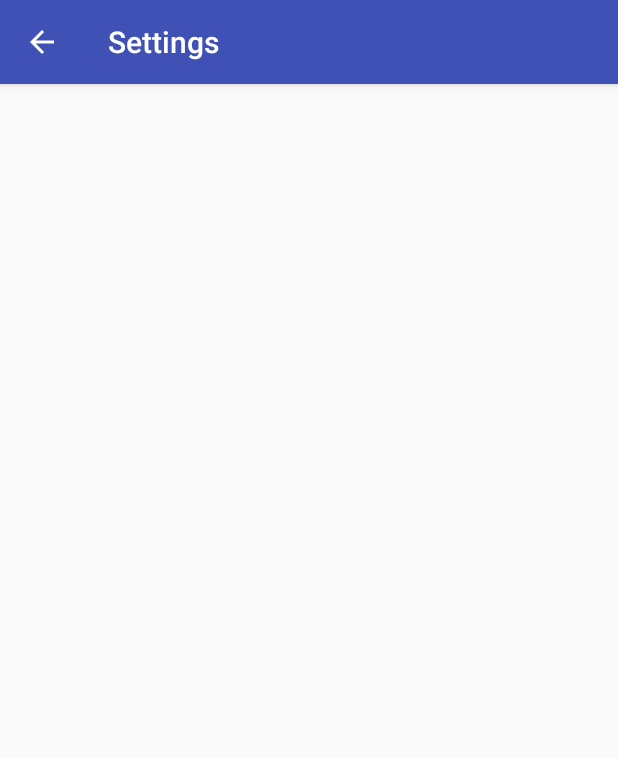
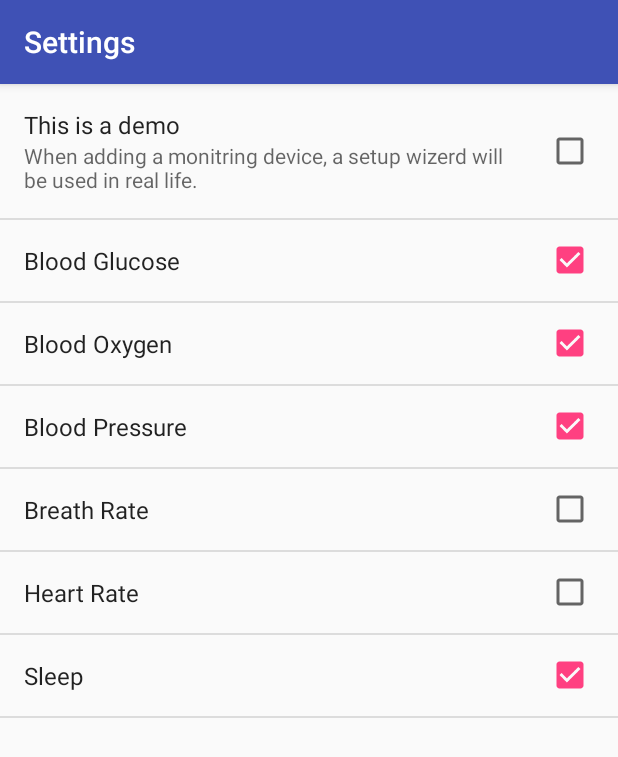
Before and after one commit to SuitGuy/Health_Application, an Android app: the screen it shows after launch (SettingsActivity), after a tap on "Add", on a phone screen of 412 x 824 dp. Shown: the top 757 px of the screen. Run offline under Robolectric (Android 15) with nearby library versions, the phone set to English and light mode, and no system bars.

Commit message:
Remove the floating add button in the mainActivity because it will block some text  Make add button actually work Make setting button work

```diff
--- a/app/src/main/java/com/software/team5/health_application/BloodGlucoseActivity.java
+++ b/app/src/main/java/com/software/team5/health_application/BloodGlucoseActivity.java
@@ -20,7 +20,7 @@ public class BloodGlucoseActivity extends AppCompatActivity {
         fab.setOnClickListener(new View.OnClickListener() {
             @Override
             public void onClick(View view) {
-                Snackbar.make(view, "Replace with your own action", Snackbar.LENGTH_LONG)
+                Snackbar.make(view, "This is used for sending message to health care professionals.", Snackbar.LENGTH_LONG)
                         .setAction("Action", null).show();
             }
         });
--- a/app/src/main/java/com/software/team5/health_application/BloodOxygenActivity.java
+++ b/app/src/main/java/com/software/team5/health_application/BloodOxygenActivity.java
@@ -20,7 +20,7 @@ public class BloodOxygenActivity extends AppCompatActivity {
         fab.setOnClickListener(new View.OnClickListener() {
             @Override
             public void onClick(View view) {
-                Snackbar.make(view, "Replace with your own action", Snackbar.LENGTH_LONG)
+                Snackbar.make(view, "This is used for sending message to health care professionals.", Snackbar.LENGTH_LONG)
                         .setAction("Action", null).show();
             }
         });
--- a/app/src/main/java/com/software/team5/health_application/BloodPressureActivity.java
+++ b/app/src/main/java/com/software/team5/health_application/BloodPressureActivity.java
@@ -31,7 +31,7 @@ public class BloodPressureActivity extends AppCompatActivity {
         fab.setOnClickListener(new View.OnClickListener() {
             @Override
             public void onClick(View view) {
-                Snackbar.make(view, "Replace with your own action", Snackbar.LENGTH_LONG)
+                Snackbar.make(view, "This is used for sending message to health care professionals.", Snackbar.LENGTH_LONG)
                         .setAction("Action", null).show();
             }
         });
--- a/app/src/main/java/com/software/team5/health_application/BreathRateActivity.java
+++ b/app/src/main/java/com/software/team5/health_application/BreathRateActivity.java
@@ -20,7 +20,7 @@ public class BreathRateActivity extends AppCompatActivity {
         fab.setOnClickListener(new View.OnClickListener() {
             @Override
             public void onClick(View view) {
-                Snackbar.make(view, "Replace with your own action", Snackbar.LENGTH_LONG)
+                Snackbar.make(view, "This is used for sending message to health care professionals.", Snackbar.LENGTH_LONG)
                         .setAction("Action", null).show();
             }
         });
--- a/app/src/main/java/com/software/team5/health_application/HeartRateActivity.java
+++ b/app/src/main/java/com/software/team5/health_application/HeartRateActivity.java
@@ -31,7 +31,7 @@ public class HeartRateActivity extends AppCompatActivity {
         fab.setOnClickListener(new View.OnClickListener() {
             @Override
             public void onClick(View view) {
-                Snackbar.make(view, "Replace with your own action", Snackbar.LENGTH_LONG)
+                Snackbar.make(view, "This is used for sending message to health care professionals.", Snackbar.LENGTH_LONG)
                         .setAction("Action", null).show();
             }
         });
--- a/app/src/main/java/com/software/team5/health_application/MainActivity.java
+++ b/app/src/main/java/com/software/team5/health_application/MainActivity.java
@@ -9,6 +9,8 @@ import android.content.Intent;
 import android.content.SharedPreferences;
 import android.os.AsyncTask;
 import android.os.Bundle;
+import android.preference.PreferenceActivity;
+import android.preference.PreferenceManager;
 import android.support.design.widget.FloatingActionButton;
 import android.support.design.widget.Snackbar;
 import android.view.View;
@@ -78,6 +80,7 @@ public class MainActivity extends AppCompatActivity
         dataAdapter.add(new MainListViewProvider(
                 R.mipmap.ic_plus,getString(R.string.str_btn_add),""));
     }
+
     @Override
     protected void onCreate(Bundle savedInstanceState) {
         super.onCreate(savedInstanceState);
@@ -86,14 +89,14 @@ public class MainActivity extends AppCompatActivity
         Toolbar toolbar = (Toolbar) findViewById(R.id.toolbar);
         setSupportActionBar(toolbar);
 
-        FloatingActionButton fab = (FloatingActionButton) findViewById(R.id.fab);
-        fab.setOnClickListener(new View.OnClickListener() {
-            @Override
-            public void onClick(View view) {
-                Snackbar.make(view, "Replace with your own action", Snackbar.LENGTH_LONG)
-                        .setAction("Action", null).show();
-            }
-        });
+//        FloatingActionButton fab = (FloatingActionButton) findViewById(R.id.fab);
+//        fab.setOnClickListener(new View.OnClickListener() {
+//            @Override
+//            public void onClick(View view) {
+//                Snackbar.make(view, "Replace with your own action", Snackbar.LENGTH_LONG)
+//                        .setAction("Action", null).show();
+//            }
+//        });
 
         DrawerLayout drawer = (DrawerLayout) findViewById(R.id.drawer_layout);
         ActionBarDrawerToggle toggle = new ActionBarDrawerToggle(
@@ -127,14 +130,19 @@ public class MainActivity extends AppCompatActivity
                     startActivity(new Intent(MainActivity.this, HeartRateActivity.class));
                 else if (textViewString.equals(getString(R.string.str_btn_sleep)))
                     startActivity(new Intent(MainActivity.this, SleepActivity.class));
-                else if(textViewString.equals(getString(R.string.str_btn_add)))
-                    startActivity(new Intent(MainActivity.this, SettingsActivity.class));
+                else if(textViewString.equals(getString(R.string.str_btn_add))) {
+                    Intent intent = new Intent(MainActivity.this,SettingsActivity.class);
+                    intent.putExtra(PreferenceActivity.EXTRA_SHOW_FRAGMENT, SettingsActivity.GeneralPreferenceFragment.class.getName());
+                    intent.putExtra(PreferenceActivity.EXTRA_NO_HEADERS, true);
+                    startActivity(intent);
+                }
                 else
                     Toast.makeText(MainActivity.this, "Activity incorrect!", Toast.LENGTH_SHORT).show();
             }
         });
 
-        sharedPreferences = getSharedPreferences("MyPreferences", Context.MODE_PRIVATE);
+        sharedPreferences = PreferenceManager.getDefaultSharedPreferences(this);
+        //getSharedPreferences("MyPreferences", Context.MODE_PRIVATE);
 
         // Set default preference only once
         if(!sharedPreferences.getBoolean("firstTime",false)){
@@ -157,7 +165,12 @@ public class MainActivity extends AppCompatActivity
         //Load Items
         loadListItems(dataAdapter,sharedPreferences);
     }
-
+    @Override
+    protected void onResume(){
+        super.onResume();
+        dataAdapter.clear();
+        loadListItems(dataAdapter,sharedPreferences);
+    }
     @Override
     public void onBackPressed() {
         DrawerLayout drawer = (DrawerLayout) findViewById(R.id.drawer_layout);
@@ -184,6 +197,7 @@ public class MainActivity extends AppCompatActivity
 
         //noinspection SimplifiableIfStatement
         if (id == R.id.action_settings) {
+            startActivity(new Intent(MainActivity.this, SettingsActivity.class));
             return true;
         }
 
--- a/app/src/main/java/com/software/team5/health_application/SettingsActivity.java
+++ b/app/src/main/java/com/software/team5/health_application/SettingsActivity.java
@@ -129,7 +129,7 @@ public class SettingsActivity extends AppCompatPreferenceActivity {
         ActionBar actionBar = getSupportActionBar();
         if (actionBar != null) {
             // Show the Up button in the action bar.
-            actionBar.setDisplayHomeAsUpEnabled(true);
+            //actionBar.setDisplayHomeAsUpEnabled(true);
         }
     }
 
@@ -177,8 +177,8 @@ public class SettingsActivity extends AppCompatPreferenceActivity {
             // to their values. When their values change, their summaries are
             // updated to reflect the new value, per the Android Design
             // guidelines.
-            bindPreferenceSummaryToValue(findPreference("example_text"));
-            bindPreferenceSummaryToValue(findPreference("example_list"));
+            //bindPreferenceSummaryToValue(findPreference("example_text"));
+            //bindPreferenceSummaryToValue(findPreference("example_list"));
         }
 
         @Override
--- a/app/src/main/java/com/software/team5/health_application/SleepActivity.java
+++ b/app/src/main/java/com/software/team5/health_application/SleepActivity.java
@@ -20,7 +20,7 @@ public class SleepActivity extends AppCompatActivity {
         fab.setOnClickListener(new View.OnClickListener() {
             @Override
             public void onClick(View view) {
-                Snackbar.make(view, "Replace with your own action", Snackbar.LENGTH_LONG)
+                Snackbar.make(view, "This is used for sending message to health care professionals.", Snackbar.LENGTH_LONG)
                         .setAction("Action", null).show();
             }
         });
--- a/app/src/main/res/layout/app_bar_main.xml
+++ b/app/src/main/res/layout/app_bar_main.xml
@@ -17,10 +17,10 @@
 
     <include layout="@layout/content_main" />
 
-    <android.support.design.widget.FloatingActionButton android:id="@+id/fab"
-        android:layout_width="wrap_content" android:layout_height="wrap_content"
-        android:layout_gravity="bottom|end" android:layout_margin="@dimen/fab_margin"
-        android:src="@android:drawable/ic_input_add"
-        />
+    <!--<android.support.design.widget.FloatingActionButton android:id="@+id/fab"-->
+        <!--android:layout_width="wrap_content" android:layout_height="wrap_content"-->
+        <!--android:layout_gravity="bottom|end" android:layout_margin="@dimen/fab_margin"-->
+        <!--android:src="@android:drawable/ic_input_add"-->
+        <!--/>-->
 
 </android.support.design.widget.CoordinatorLayout>
--- a/app/src/main/res/values/strings.xml
+++ b/app/src/main/res/values/strings.xml
@@ -6,7 +6,7 @@
 
     <string name="action_settings">Settings</string>
     <string name="str_btn_heartrate">Heart Rate</string>
-    <string name="str_btn_bloodpressure">BP</string>
+    <string name="str_btn_bloodpressure">Blood Pressure</string>
     <string name="str_btn_glucose">Blood Glucose</string>
     <string name="str_btn_oxygen">Blood Oxygen</string>
     <string name="str_btn_breath_rate">Breath Rate</string>
--- a/app/src/main/res/xml/pref_general.xml
+++ b/app/src/main/res/xml/pref_general.xml
@@ -1,33 +1,34 @@
 <PreferenceScreen xmlns:android="http://schemas.android.com/apk/res/android">
 
-    <SwitchPreference
-        android:defaultValue="true"
-        android:key="example_switch"
-        android:summary="@string/pref_description_social_recommendations"
-        android:title="@string/pref_title_social_recommendations" />
+    <CheckBoxPreference
+        android:key="description"
+        android:title="This is a demo"
+        android:summary="When adding a monitring device, a setup wizerd will be used in real life."
+        />
+    <CheckBoxPreference
+        android:key="@string/str_btn_glucose"
+        android:title="@string/str_btn_glucose"
+        android:defaultValue="false"/>
+    <CheckBoxPreference
+        android:key="@string/str_btn_oxygen"
+        android:title="@string/str_btn_oxygen"
+        android:defaultValue="false"/>
+    <CheckBoxPreference
+        android:key="@string/str_btn_bloodpressure"
+        android:title="@string/str_btn_bloodpressure"
+        android:defaultValue="false"/>
+    <CheckBoxPreference
+        android:key="@string/str_btn_breath_rate"
+        android:title="@string/str_btn_breath_rate"
+        android:defaultValue="false"/>
+    <CheckBoxPreference
+        android:key="@string/str_btn_heartrate"
+        android:title="@string/str_btn_heartrate"
+        android:defaultValue="false"/>
+    <CheckBoxPreference
+        android:key="@string/str_btn_sleep"
+        android:title="@string/str_btn_sleep"
+        android:defaultValue="false"/>
 
-    <!-- NOTE: EditTextPreference accepts EditText attributes. -->
-    <!-- NOTE: EditTextPreference's summary should be set to its value by the activity code. -->
-    <EditTextPreference
-        android:capitalize="words"
-        android:defaultValue="@string/pref_default_display_name"
-        android:inputType="textCapWords"
-        android:key="example_text"
-        android:maxLines="1"
-        android:selectAllOnFocus="true"
-        android:singleLine="true"
-        android:title="@string/pref_title_display_name" />
-
-    <!-- NOTE: Hide buttons to simplify the UI. Users can touch outside the dialog to
-         dismiss it. -->
-    <!-- NOTE: ListPreference's summary should be set to its value by the activity code. -->
-    <ListPreference
-        android:defaultValue="-1"
-        android:entries="@array/pref_example_list_titles"
-        android:entryValues="@array/pref_example_list_values"
-        android:key="example_list"
-        android:negativeButtonText="@null"
-        android:positiveButtonText="@null"
-        android:title="@string/pref_title_add_friends_to_messages" />
 
 </PreferenceScreen>
--- a/app/src/main/res/xml/pref_headers.xml
+++ b/app/src/main/res/xml/pref_headers.xml
@@ -1,55 +1,21 @@
 
-<PreferenceScreen xmlns:android="http://schemas.android.com/apk/res/android">
+<preference-headers xmlns:android="http://schemas.android.com/apk/res/android">
 
-    <SwitchPreference
-        android:defaultValue="true"
-        android:key="example_switch"
-        android:summary="@string/pref_description_social_recommendations"
-        android:title="@string/pref_title_social_recommendations" />
+    <!-- These settings headers are only used on tablets. -->
 
-    <!-- NOTE: EditTextPreference accepts EditText attributes. -->
-    <!-- NOTE: EditTextPreference's summary should be set to its value by the activity code. -->
-    <EditTextPreference
-        android:capitalize="words"
-        android:defaultValue="@string/pref_default_display_name"
-        android:inputType="textCapWords"
-        android:key="example_text"
-        android:maxLines="1"
-        android:selectAllOnFocus="true"
-        android:singleLine="true"
-        android:title="@string/pref_title_display_name" />
+    <header
+        android:fragment="com.software.team5.health_application.SettingsActivity$GeneralPreferenceFragment"
+        android:icon="@drawable/ic_info_black_24dp"
+        android:title="@string/pref_header_general" />
 
-    <!-- NOTE: Hide buttons to simplify the UI. Users can touch outside the dialog to
-         dismiss it. -->
-    <!-- NOTE: ListPreference's summary should be set to its value by the activity code. -->
-    <ListPreference
-        android:defaultValue="-1"
-        android:entries="@array/pref_example_list_titles"
-        android:entryValues="@array/pref_example_list_values"
-        android:key="example_list"
-        android:negativeButtonText="@null"
-        android:positiveButtonText="@null"
-        android:title="@string/pref_title_add_friends_to_messages" />
+    <header
+        android:fragment="com.software.team5.health_application.SettingsActivity$NotificationPreferenceFragment"
+        android:icon="@drawable/ic_notifications_black_24dp"
+        android:title="@string/pref_header_notifications" />
 
-</PreferenceScreen>
+    <header
+        android:fragment="com.software.team5.health_application.SettingsActivity$DataSyncPreferenceFragment"
+        android:icon="@drawable/ic_sync_black_24dp"
+        android:title="@string/pref_header_data_sync" />
 
-<!--<preference-headers xmlns:android="http://schemas.android.com/apk/res/android">-->
-
-    <!--&lt;!&ndash; These settings headers are only used on tablets. &ndash;&gt;-->
-
-    <!--<header-->
-        <!--android:fragment="com.software.team5.health_application.SettingsActivity$GeneralPreferenceFragment"-->
-        <!--android:icon="@drawable/ic_info_black_24dp"-->
-        <!--android:title="@string/pref_header_general" />-->
-
-    <!--<header-->
-        <!--android:fragment="com.software.team5.health_application.SettingsActivity$NotificationPreferenceFragment"-->
-        <!--android:icon="@drawable/ic_notifications_black_24dp"-->
-        <!--android:title="@string/pref_header_notifications" />-->
-
-    <!--<header-->
-        <!--android:fragment="com.software.team5.health_application.SettingsActivity$DataSyncPreferenceFragment"-->
-        <!--android:icon="@drawable/ic_sync_black_24dp"-->
-        <!--android:title="@string/pref_header_data_sync" />-->
-
-<!--</preference-headers>-->
+</preference-headers>
```
Also changed, not shown: 1 other file.
